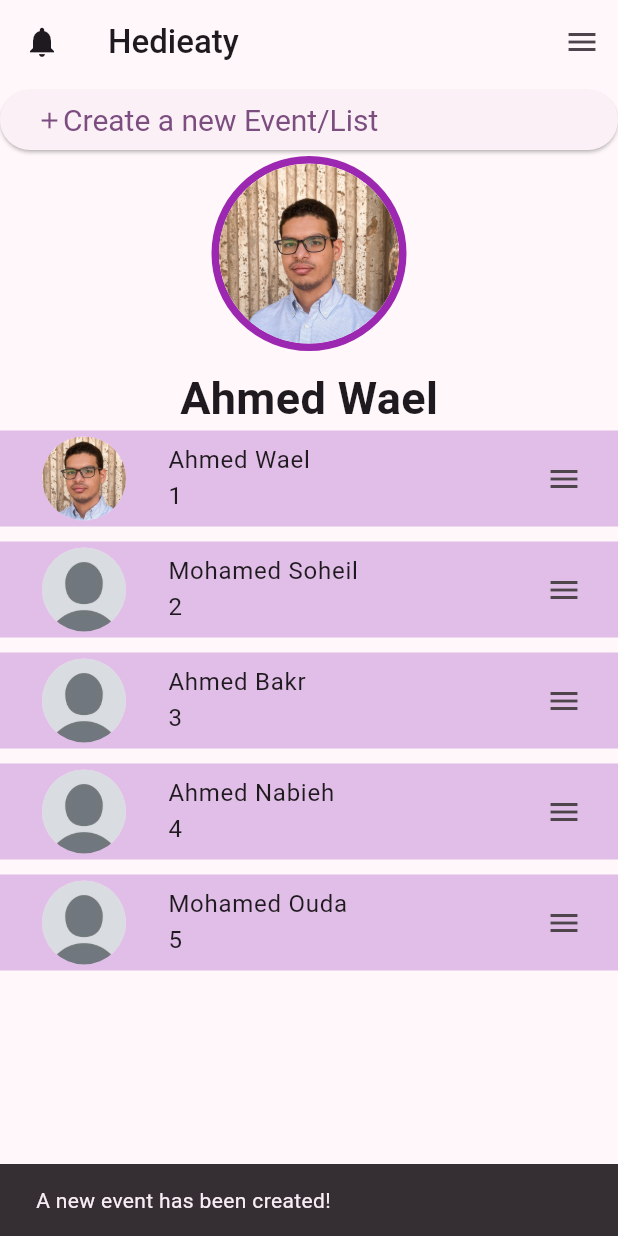
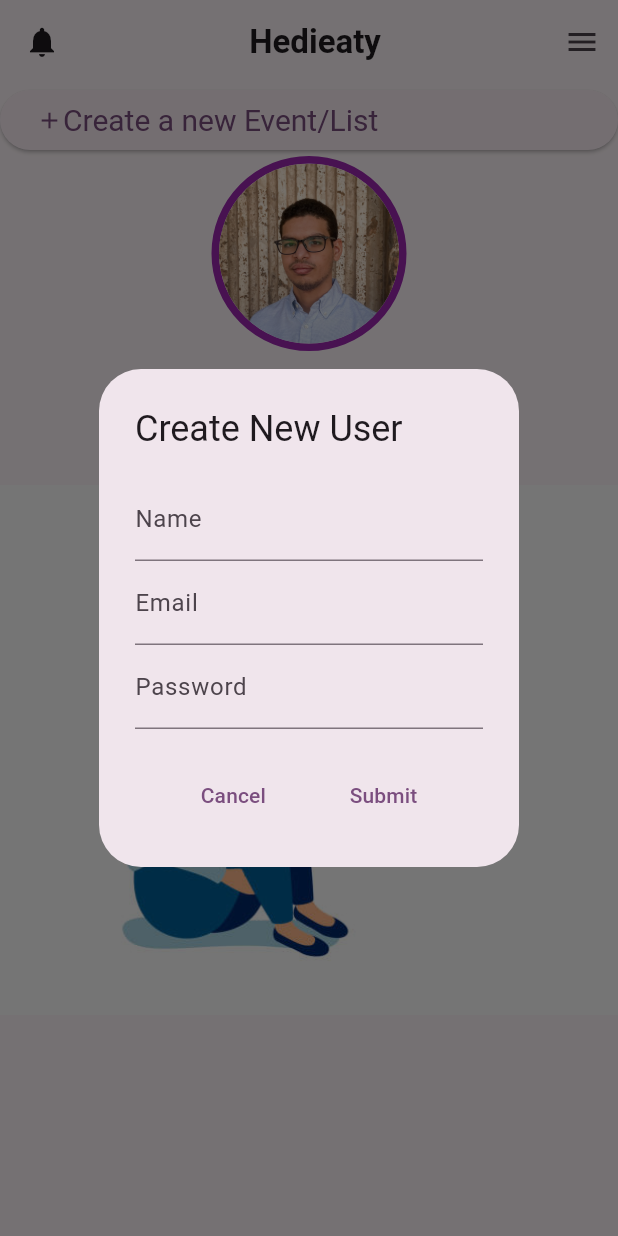
Before and after one commit to ahmed-wael2002/hedieaty-20P3343, a Flutter app: the screen it shows after launch, after a tap on "Create a new Event/List", on a phone screen of 412 x 824 dp. Run offline on Flutter 3.47's test engine with Material 3 defaults, Android fonts, the phone set to English and light mode, and no system bars; accounts and stored records are empty.

Commit message:
Added Classes: - user.dart : generic class to hold user information, future work needed to add new event. - header.dart : generic appBar class for all pages.
Added features:
- List of friends for main users
- Add new friends (testing for adding event and other addition features)

```diff
--- /dev/null
+++ b/lib/friends_list_view.dart
@@ -0,0 +1,36 @@
+import 'package:flutter/material.dart';
+import 'user.dart';
+
+class FriendsList extends StatelessWidget {
+  final List<User>? friends;
+
+  FriendsList(this.friends, {super.key});
+
+  @override
+  Widget build(BuildContext context) {
+    return friends == null || friends!.isEmpty
+        ? Center(
+          child: Column(children: [
+            Text('You have no friends :(', style: TextStyle(fontWeight:FontWeight.bold, fontSize: 25),),
+            Image.asset('assets/images/no_friends.jpg'),
+          ],
+          )
+        )
+        : ListView.separated(
+      itemCount: friends!.length,
+      itemBuilder: (BuildContext context, int index) {
+          return ListTile(
+            onTap:(){},
+            title: Text(friends![index].name),
+            subtitle: Text(friends![index].upcomingEvents == 0? 'No Upcoming Events' : '${friends![index].upcomingEvents} Upcoming Events'),
+            leading: CircleAvatar(
+              radius: 40,
+              backgroundImage: AssetImage(friends![index].imageUrl),
+            ),
+            trailing: const Icon(Icons.arrow_forward),
+          );
+      },
+      separatorBuilder: (BuildContext context, int index) => const SizedBox(height: 10),
+    );
+  }
+}
--- /dev/null
+++ b/lib/header.dart
@@ -0,0 +1,31 @@
+import 'package:flutter/material.dart';
+
+// Custom reusable AppBar widget
+class Header extends StatelessWidget implements PreferredSizeWidget {
+  const Header({super.key});
+
+  @override
+  Widget build(BuildContext context) {
+    return AppBar(
+      //backgroundColor: Theme.of(context).colorScheme.inversePrimary,
+      // Title is formatted to be bold
+      title: const Center(child: Text("Hedieaty", style: TextStyle(fontWeight: FontWeight.bold)),),
+      elevation: 0,
+      // Leading for placing icons to the left side
+      leading: IconButton(
+        icon: const Icon(Icons.notifications),
+        onPressed: () => { print("Menu is pressed!") },
+      ),
+      // Actions for placing icons to the right side
+      actions: [
+        IconButton(
+          icon: const Icon(Icons.menu),
+          onPressed: () => { print("User is logging out!") },
+        )
+      ],
+    );
+  }
+
+  @override
+  Size get preferredSize => const Size.fromHeight(kToolbarHeight);
+}
--- a/lib/list_of_friends.dart
+++ /dev/null
@@ -1,60 +0,0 @@
-import 'package:flutter/material.dart';
-
-class Friend{
-  String __name = 'Ahmed Wael';
-  int __numberOfUpcomingEvents = 0;
-  String __image_url = 'assets/images/default.jpg';
-
-  Friend(String name, number, url){
-    __name = name;
-    __numberOfUpcomingEvents = number;
-    __image_url = url;
-  }
-
-  String get _image_url => __image_url;
-
-  set _image_url(String value) {
-    __image_url = value;
-  }
-
-  int get _numberOfUpcomingEvents => __numberOfUpcomingEvents;
-
-  set _numberOfUpcomingEvents(int value) {
-    __numberOfUpcomingEvents = value;
-  }
-
-  String get _name => __name;
-
-  set _name(String value) {
-    __name = value;
-  }
-}
-
-class FriendsList extends StatelessWidget{
-  List<Friend>friends = [
-    Friend('Ahmed Wael', 1, 'assets/images/Ahmed Wael.jpg'),
-    Friend('Mohamed Soheil', 2, 'assets/images/default.jpg'),
-    Friend('Ahmed Bakr', 3, 'assets/images/default.jpg'),
-    Friend('Ahmed Nabieh', 4, 'assets/images/default.jpg'),
-    Friend('Mohamed Ouda', 5, 'assets/images/default.jpg'),
-  ];
-
-  @override
-  Widget build(BuildContext context) {
-    return ListView.separated(
-      itemCount: friends.length,
-      itemBuilder: (BuildContext context, int index) {
-        return ListTile(
-          title: Text(friends[index]._name + '\n' + friends[index]._numberOfUpcomingEvents.toString()),
-          tileColor: Colors.purple[100],
-          onTap: (){},
-          leading:    CircleAvatar(
-            radius: 40, // Size of the circular image
-            backgroundImage: AssetImage(friends[index]._image_url), // The image from assets
-          ),
-          trailing: const Icon(Icons.menu),
-        );
-      }, separatorBuilder: (BuildContext context, int index) => const SizedBox(height: 10),
-    );
-  }
-}
--- a/lib/main.dart
+++ b/lib/main.dart
@@ -1,44 +1,29 @@
-import 'dart:convert';
-
 import 'package:flutter/material.dart';
-import 'profile_card.dart';
+import 'user.dart'; // Assuming you have the User class in this file
 import 'profile_widget.dart';
-import 'list_of_friends.dart';
+import 'friends_list_view.dart';
+import 'header.dart';
 
 void main() {
   runApp(const MyApp());
 }
 
-
 class MyApp extends StatelessWidget {
   const MyApp({super.key});
 
-  // This widget is the root of your application.
   @override
   Widget build(BuildContext context) {
     return MaterialApp(
       title: 'Hedieaty',
       theme: ThemeData(
-        // This is the theme of your application.
-        //
-        // TRY THIS: Try running your application with "flutter run". You'll see
-        // the application has a purple toolbar. Then, without quitting the app,
-        // try changing the seedColor in the colorScheme below to Colors.green
-        // and then invoke "hot reload" (save your changes or press the "hot
-        // reload" button in a Flutter-supported IDE, or press "r" if you used
-        // the command line to start the app).
-        //
-        // Notice that the counter didn't reset back to zero; the application
-        // state is not lost during the reload. To reset the state, use hot
-        // restart instead.
-        //
-        // This works for code too, not just values: Most code changes can be
-        // tested with just a hot reload.
         colorScheme: ColorScheme.fromSeed(seedColor: Colors.purple),
         useMaterial3: true,
       ),
       debugShowCheckedModeBanner: false,
       home: const MyHomePage(title: 'Flutter Demo Home Page'),
+      routes: {
+        '/homepage': (context) => const MyHomePage(title: 'Hedieaty'),
+      },
     );
   }
 }
@@ -46,130 +31,173 @@ class MyApp extends StatelessWidget {
 class MyHomePage extends StatefulWidget {
   const MyHomePage({super.key, required this.title});
 
-  // This widget is the home page of your application. It is stateful, meaning
-  // that it has a State object (defined below) that contains fields that affect
-  // how it looks.
-
-  // This class is the configuration for the state. It holds the values (in this
-  // case the title) provided by the parent (in this case the App widget) and
-  // used by the build method of the State. Fields in a Widget subclass are
-  // always marked "final".
-
   final String title;
 
-  // _ indicates the variable is private
   @override
   State<MyHomePage> createState() => _MyHomePageState();
 }
 
 class _MyHomePageState extends State<MyHomePage> {
-  // private integer data member
-  int _counter = 0;
-  static const String __name = 'Ahmed Wael is telling you';
-
-  void _incrementCounter() {
-    setState(() {
-      // This call to setState tells the Flutter framework that something has
-      // changed in this State, which causes it to rerun the build method below
-      // so that the display can reflect the updated values. If we changed
-      // _counter without calling setState(), then the build method would not be
-      // called again, and so nothing would appear to happen.
-      _counter++;
-    });
-  }
+  late User user;
+  List<User>? friends;
 
   @override
   void initState() {
     super.initState();
-    print('Stateful widget -- initState');
+    user = User(
+      'Ahmed Wael',
+      'ahmedwael@gmail.com',
+      '123',
+      'assets/images/Ahmed Wael.jpg',
+    );
+  }
+
+  // Function to show the Create User dialog and get the newly created user back
+  void _showCreateUserDialog(BuildContext context) async {
+    final User? newUser = await showDialog<User>(
+      context: context,
+      builder: (BuildContext context) {
+        return const AlertDialog(
+          title: Text('Create New User'),
+          content: CreateUserForm(),
+        );
+      },
+    );
+
+    // If a new user is returned, add them to the friends list
+    if (newUser != null) {
+      setState(() {
+        user.addFriend(newUser);
+      });
+    }
   }
 
   @override
   Widget build(BuildContext context) {
-    // This method is rerun every time setState is called, for instance as done
-    // by the _incrementCounter method above.
-    //
-    // The Flutter framework has been optimized to make rerunning build methods
-    // fast, so that you can just rebuild anything that needs updating rather
-    // than having to individually change instances of widgets.
     return Scaffold(
-      appBar: AppBar(
-        //backgroundColor: Theme.of(context).colorScheme.inversePrimary,
-        // Title is formatted to be bold
-        title: const Text("Hedieaty",
-            style: TextStyle(fontWeight: FontWeight.w500)),
-        elevation: 0,
-        // Leading for placing icons to the left side
-        leading: IconButton(
-          icon: const Icon(Icons.notifications),
-          onPressed: () => {print("Menu is pressed!")},
-        ),
-        // Actions for placing icons to the right side
-        actions: [
-          IconButton(
-            icon: const Icon(Icons.menu),
-            onPressed: () => {print("User is logging out!")},
-          )
-        ],
-      ),
-
+      appBar: const Header(),
       body: Center(
-        // Center is a layout widget. It takes a single child and positions it
-        // in the middle of the parent.
         child: Column(
-          // Column is also a layout widget. It takes a list of children and
-          // arranges them vertically. By default, it sizes itself to fit its
-          // children horizontally, and tries to be as tall as its parent.
-          //
-          // Column has various properties to control how it sizes itself and
-          // how it positions its children. Here we use mainAxisAlignment to
-          // center the children vertically; the main axis here is the vertical
-          // axis because Columns are vertical (the cross axis would be
-          // horizontal).
-          //
-          // TRY THIS: Invoke "debug painting" (choose the "Toggle Debug Paint"
-          // action in the IDE, or press "p" in the console), to see the
-          // wireframe for each widget.
-          // Aligning all items to the center (incase of vertical or horizontal orientation)
-          // mainAxisAlignment: MainAxisAlignment.spaceEvenly,
-
+          mainAxisAlignment: MainAxisAlignment.spaceEvenly,
           children: <Widget>[
-            /***************** Button ******************/
-            // Inserting the Create Event list button
-            ElevatedButton(
-              /* Defining the action of the button */
-              onPressed: () {
-                const snackBar = SnackBar(
-                  content:  Text("A new event has been created!"),
-                  duration: Duration(seconds: 1),
-                );
-                ScaffoldMessenger.of(context).showSnackBar(snackBar);
-              },
-              style: ElevatedButton.styleFrom(
-                minimumSize: const Size(120, 40),
-                textStyle: const TextStyle(fontSize: 20), // Text size inside the button
+            SizedBox(
+              width: double.infinity,
+              child: ElevatedButton(
+                onPressed: () {
+                  _showCreateUserDialog(context);
+                },
+                style: ElevatedButton.styleFrom(
+                  textStyle: const TextStyle(fontSize: 20),
+                ),
+                child: const Row(
+                  children: [
+                    Icon(Icons.add),
+                    Text("Create a new Event/List"),
+                  ],
+                ),
               ),
-              /* Defining the attributes of the button */
-              child: const Row(children: [
-                Icon(Icons.add),
-                Text("Create a new Event/List"),
-              ]),
             ),
-
-            /***************** Profile Widget ******************/
-            const ProfileWidget(
-              imageUrl: 'assets/images/Ahmed Wael.jpg', // Replace with your image URL
-              name: 'Ahmed Wael', // Replace with the user's name
+            ProfileWidget(
+              imageUrl: user.imageUrl,
+              name: user.name,
             ),
-
-            /***************** Text ******************/
             Expanded(
-              child: FriendsList(), // Expands to fill available space
+              child: FriendsList(user.friendsList),
             ),
-            //FriendsList(),
           ],
         ),
-      ), // This trailing comma makes auto-formatting nicer for build methods.
+      ),
     );
   }
 }
+
+class CreateUserForm extends StatefulWidget {
+  const CreateUserForm({super.key});
+  @override
+  _CreateUserFormState createState() => _CreateUserFormState();
+}
+
+class _CreateUserFormState extends State<CreateUserForm> {
+  final _formKey = GlobalKey<FormState>();
+  final _nameController = TextEditingController();
+  final _emailController = TextEditingController();
+  final _passwordController = TextEditingController();
+
+  @override
+  Widget build(BuildContext context) {
+    return Form(
+      key: _formKey,
+      child: Column(
+        mainAxisSize: MainAxisSize.min,
+        children: [
+          TextFormField(
+            controller: _nameController,
+            decoration: const InputDecoration(labelText: 'Name'),
+            validator: (value) {
+              if (value == null || value.isEmpty) {
+                return 'Please enter a name';
+              }
+              return null;
+            },
+          ),
+          TextFormField(
+            controller: _emailController,
+            decoration: const InputDecoration(labelText: 'Email'),
+            validator: (value) {
+              if (value == null || value.isEmpty) {
+                return 'Please enter an email';
+              }
+              return null;
+            },
+          ),
+          TextFormField(
+            controller: _passwordController,
+            decoration: const InputDecoration(labelText: 'Password'),
+            obscureText: true,
+            validator: (value) {
+              if (value == null || value.isEmpty) {
+                return 'Please enter a password';
+              }
+              return null;
+            },
+          ),
+          const SizedBox(height: 20),
+          Row(
+            mainAxisAlignment: MainAxisAlignment.spaceEvenly,
+            children: [
+              TextButton(
+                onPressed: () {
+                  Navigator.of(context).pop();
+                },
+                child: const Text('Cancel'),
+              ),
+              TextButton(
+                onPressed: () {
+                  if (_formKey.currentState!.validate()) {
+                    String name = _nameController.text;
+                    String email = _emailController.text;
+                    String password = _passwordController.text;
+
+                    // Create the User object and return it to the dialog
+                    User newUser = User(name, email, password, 'assets/images/default.jpg');
+                    Navigator.of(context).pop(newUser);
+                  }
+                },
+                child: const Text('Submit'),
+              ),
+            ],
+          )
+
+        ],
+      ),
+    );
+  }
+
+  @override
+  void dispose() {
+    _nameController.dispose();
+    _emailController.dispose();
+    _passwordController.dispose();
+    super.dispose();
+  }
+}
--- /dev/null
+++ b/lib/user.dart
@@ -0,0 +1,59 @@
+class User {
+  String _name;
+  String _email;
+  String _password;
+  String _imageUrl;
+  int _upcomingEvents = 0;  // This will be changed in the future by the Event class
+  List<User>? _friendsList;
+
+  User(this._name, this._email, this._password, this._imageUrl) {
+    _friendsList = [];
+  }
+
+  String get name => _name;
+  set name(String value) {
+    _name = value;
+  }
+
+  // Function to add a new friend to an existing list of friends
+  bool addFriend(User user) {
+    _friendsList?.add(user);
+    return _friendsList != null;
+  }
+
+  bool removeFriend(User user) {
+    return _friendsList?.remove(user) ?? false;
+  }
+
+  // Overriding == operator and hashCode
+  @override
+  bool operator ==(Object other) =>
+      identical(this, other) ||
+          other is User && runtimeType == other.runtimeType && _name == other._name;
+
+  @override
+  int get hashCode => _name.hashCode;
+
+  // Getters and Setters
+  String get email => _email;
+  List<User>? get friendsList => _friendsList;
+  String get imageUrl => _imageUrl;
+
+  set imageUrl(String value) {
+    _imageUrl = value;
+  }
+
+  String get password => _password;
+  set password(String value) {
+    _password = value;
+  }
+
+  set email(String value) {
+    _email = value;
+  }
+
+  int get upcomingEvents => _upcomingEvents;
+  void addEvent() {
+    _upcomingEvents++;
+  }
+}
```
Also changed, not shown: lib/profile.dart (added, +22 -0 lines), lib/profile_card.dart (deleted, +0 -56 lines), assets/images/no_friends.jpg (added).
